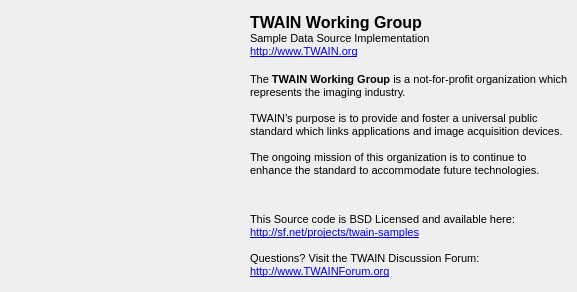
First picture: the form in TWAIN-Samples/Twain_DS_sample01/src/About.ui, repository twain/twain-samples, before the edit.
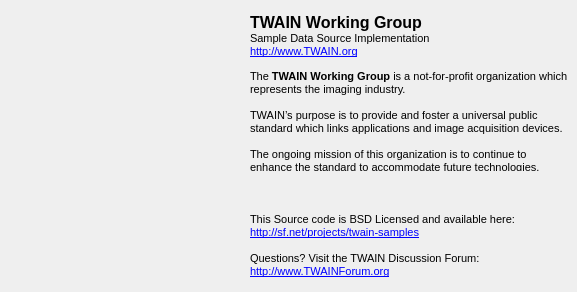
Second picture: the form after the edit. Icons and pictures are not drawn.

Commit message: fixed few Linux related problems:  - replace UINT with unsigned int  - DSM path fixed  - About box image missing Changed:  - Tooltip for XFERCOUNT filed  - Dialogs icon sdded  - Add replacing profile

Diff of the .ui file:
```diff
--- a/TWAIN-Samples/Twain_DS_sample01/src/About.ui
+++ b/TWAIN-Samples/Twain_DS_sample01/src/About.ui
@@ -10,12 +10,6 @@
     <height>292</height>
    </rect>
   </property>
-  <property name="sizePolicy">
-   <sizepolicy hsizetype="Fixed" vsizetype="Fixed">
-    <horstretch>0</horstretch>
-    <verstretch>0</verstretch>
-   </sizepolicy>
-  </property>
   <property name="minimumSize">
    <size>
     <width>577</width>
@@ -78,7 +72,7 @@
      <x>250</x>
      <y>70</y>
      <width>321</width>
-     <height>111</height>
+     <height>101</height>
     </rect>
    </property>
    <property name="text">
```
Left out of the diff: 4 changed lines with no effect on the pictures. The commit also changes 17 other files.
